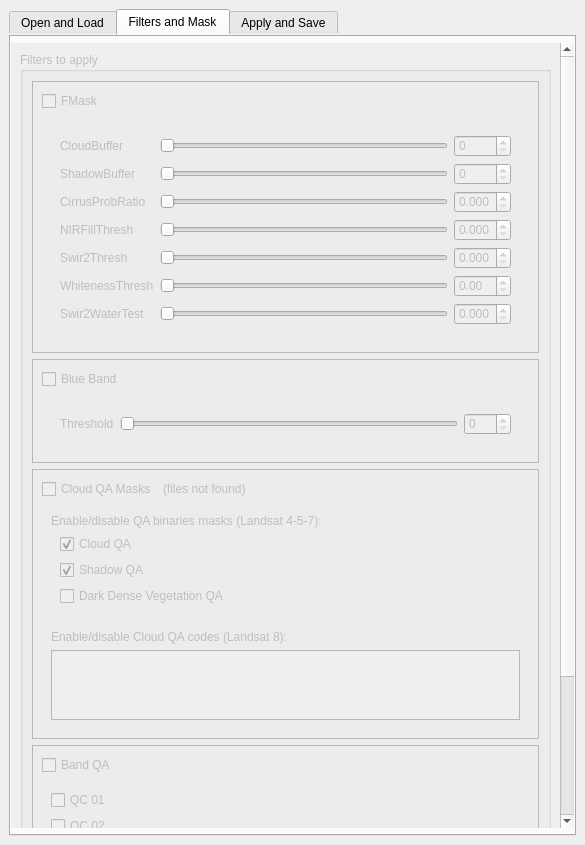
First picture: the form in ui/cloud_masking_dockwidget_base.ui, repository SMByC/CloudMasking, before the edit.
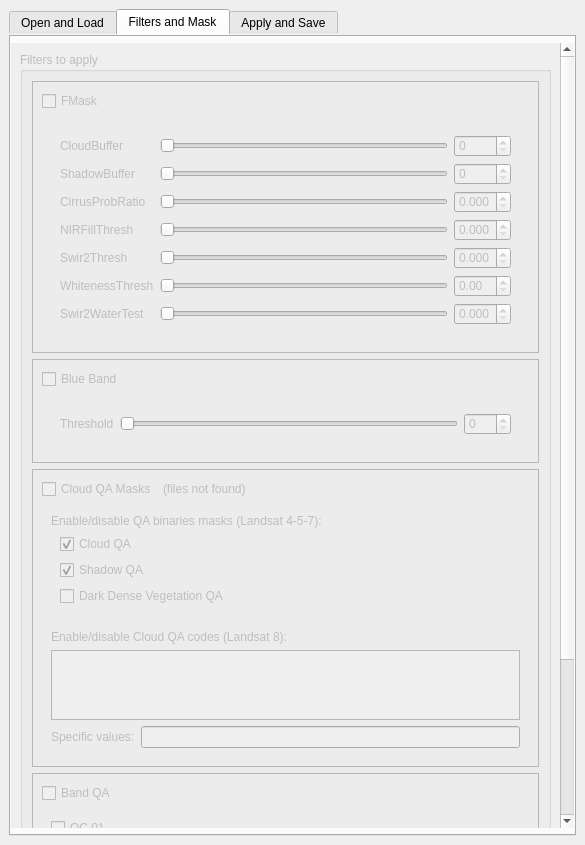
Second picture: the form after the edit. Custom widgets are drawn as their Qt base class.

Commit message: Using bit combinations for filters all values set the specific bit in Cloud QA and added options for add specific decimal values in Cloud QA

```diff
--- a/ui/cloud_masking_dockwidget_base.ui
+++ b/ui/cloud_masking_dockwidget_base.ui
@@ -460,7 +460,7 @@
              <x>0</x>
              <y>-485</y>
              <width>551</width>
-             <height>1240</height>
+             <height>1287</height>
             </rect>
            </property>
            <layout class="QVBoxLayout" name="verticalLayout">
@@ -973,6 +973,30 @@
                        </property>
                       </widget>
                      </item>
+                     <item>
+                      <widget class="QWidget" name="widget_17" native="true">
+                       <layout class="QHBoxLayout" name="horizontalLayout_16">
+                        <property name="margin">
+                         <number>0</number>
+                        </property>
+                        <item>
+                         <widget class="QLabel" name="label_19">
+                          <property name="text">
+                           <string>Specific values:</string>
+                          </property>
+                         </widget>
+                        </item>
+                        <item>
+                         <widget class="QLineEdit" name="lineEdit_CloudQA_svalues">
+                          <property name="toolTip">
+                           <string>Enter specific values for Cloud QA filters in decimal format. 
+You can add multiple values separated by comma</string>
+                          </property>
+                         </widget>
+                        </item>
+                       </layout>
+                      </widget>
+                     </item>
                     </layout>
                    </widget>
                   </item>
```
The commit also changes 3 other files.
